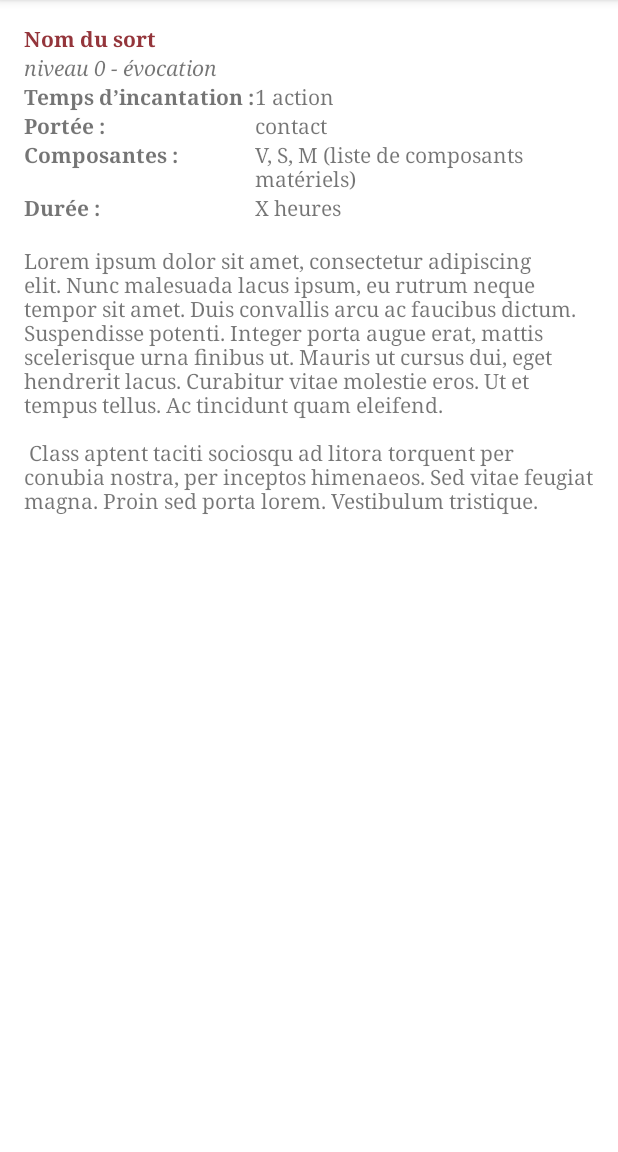
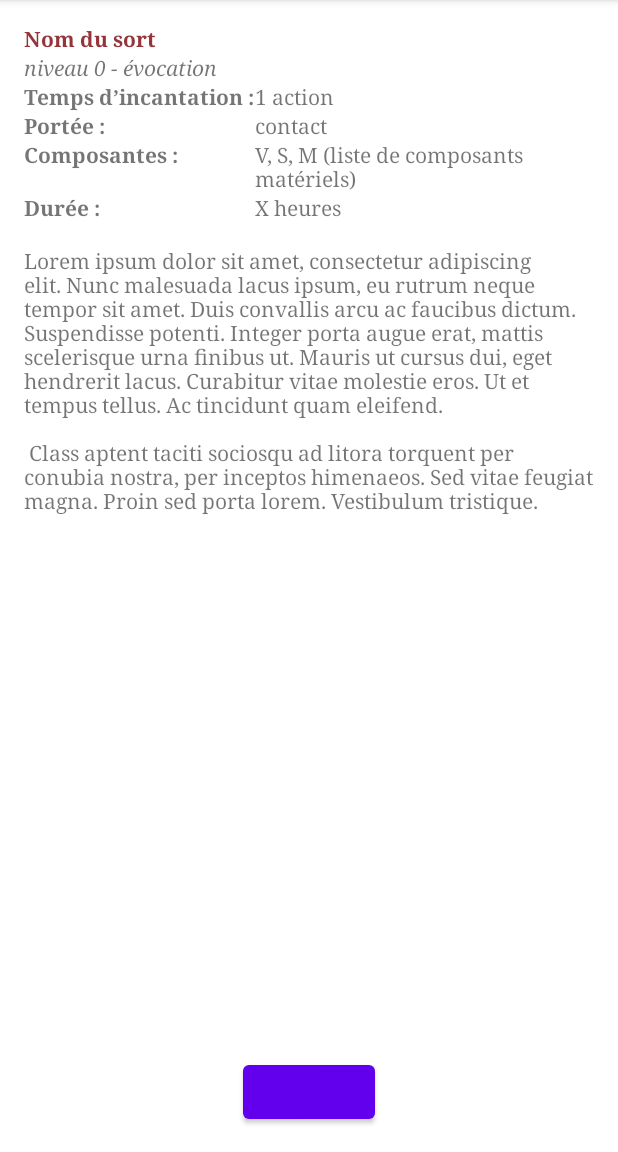
Before and after one commit to AdrienJarretier/DnD-Grimoire, an Android app: the screen it shows after launch (MainActivity), on a phone screen of 412 x 824 dp, the part 84-1236 px from its top. Run offline under Robolectric (Android 15) with nearby library versions, the phone set to English and light mode, and no system bars; our stand-ins replace Room's generated code.

Commit message:
list button intented to open list of spells activity

```diff
--- a/app/src/main/AndroidManifest.xml
+++ b/app/src/main/AndroidManifest.xml
@@ -10,6 +10,9 @@
         android:supportsRtl="true"
         android:theme="@style/Theme.DnDGrimoire">
         <activity
+            android:name=".spells_list"
+            android:exported="true" />
+        <activity
             android:name=".MainActivity"
             android:exported="true">
             <intent-filter>
--- a/app/src/main/res/layout/activity_main.xml
+++ b/app/src/main/res/layout/activity_main.xml
@@ -10,10 +10,10 @@
         android:id="@+id/tableLayout"
         android:layout_width="match_parent"
         android:layout_height="wrap_content"
-        android:shrinkColumns="1"
         android:layout_marginStart="16dp"
         android:layout_marginTop="16dp"
         android:layout_marginEnd="16dp"
+        android:shrinkColumns="1"
         app:layout_constraintEnd_toEndOf="parent"
         app:layout_constraintStart_toStartOf="parent"
         app:layout_constraintTop_toTopOf="parent">
@@ -132,4 +132,15 @@
         app:layout_constraintStart_toStartOf="parent"
         app:layout_constraintTop_toBottomOf="@+id/tableLayout" />
 
+    <Button
+        android:id="@+id/button"
+        android:layout_width="wrap_content"
+        android:layout_height="wrap_content"
+        android:layout_marginBottom="16dp"
+        app:layout_constraintBottom_toBottomOf="parent"
+        app:layout_constraintEnd_toEndOf="parent"
+        app:layout_constraintHorizontal_bias="0.5"
+        app:layout_constraintStart_toStartOf="parent"
+        tools:text="@string/list_button" />
+
 </androidx.constraintlayout.widget.ConstraintLayout>
--- a/app/src/main/res/values/strings.xml
+++ b/app/src/main/res/values/strings.xml
@@ -17,4 +17,5 @@
         \n\n
         Class aptent taciti sociosqu ad litora torquent per conubia nostra, per inceptos himenaeos. Sed vitae feugiat magna. Proin sed porta lorem. Vestibulum tristique.
     </string>
+    <string name="list_button">Liste</string>
 </resources>
```
Also changed, not shown: app/src/main/java/com/example/dndgrimoire/spells_list.kt (added, +11 -0 lines), app/src/main/res/layout/activity_spells_list.xml (added, +9 -0 lines).
